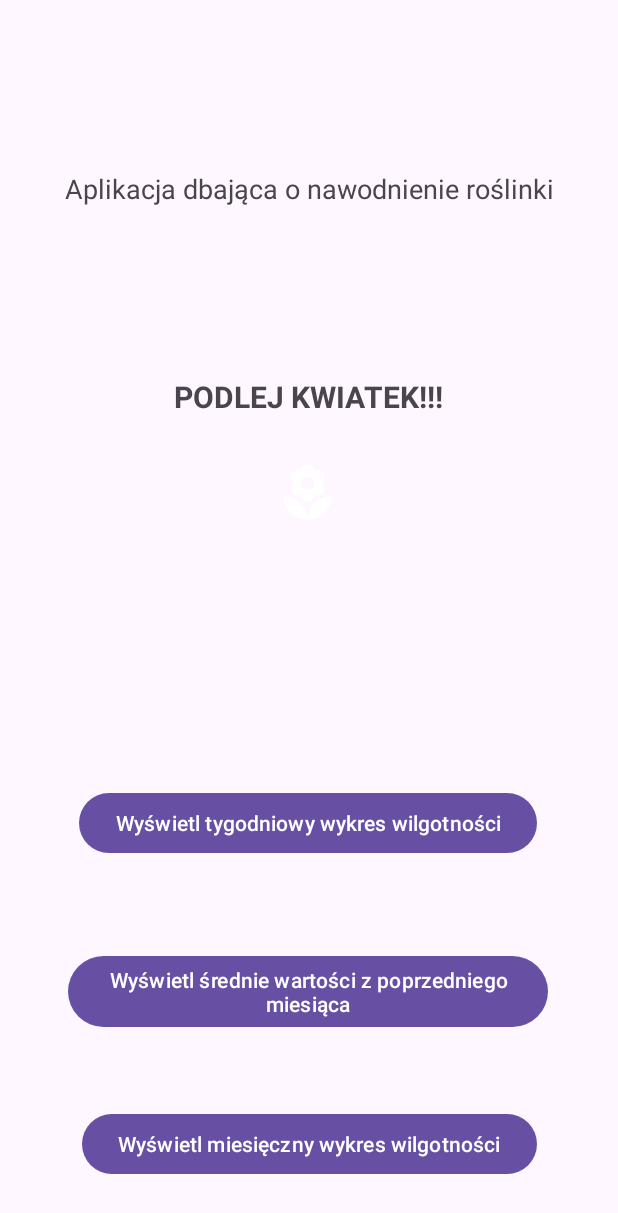
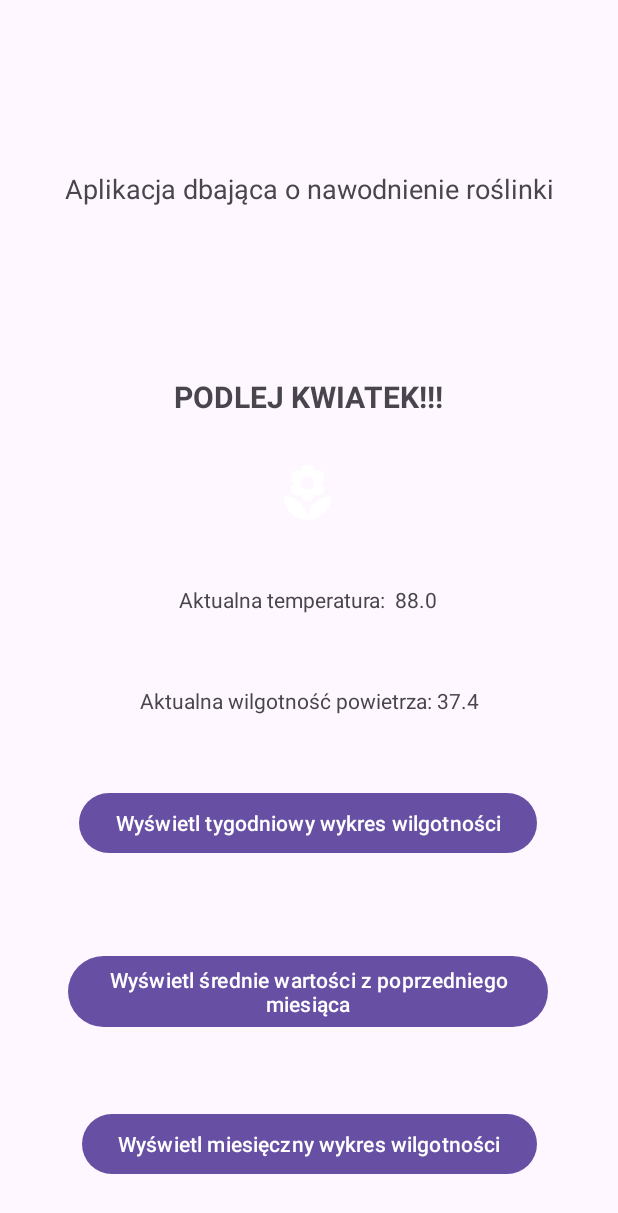
Before and after one commit to Sadeg02/ProjektRosliny, an Android app: the screen it shows after launch (MainActivity), on a phone screen of 412 x 824 dp. Shown: the top 1213 px of the screen. Run offline under Robolectric (Android 15) with nearby library versions, the phone set to English and light mode, and no system bars.

Commit message:
Actual data shown

```diff
--- a/app/src/main/java/com/example/roslinki/MainActivity.kt
+++ b/app/src/main/java/com/example/roslinki/MainActivity.kt
@@ -35,6 +35,8 @@ class MainActivity : AppCompatActivity() {
         // Pobierz referencję do TextView
         val textView: TextView = findViewById(R.id.cos)
         val flowerImageView: ImageView = findViewById(R.id.flowerImage)
+        val textView2: TextView = findViewById(R.id.textView2)
+        val textView3: TextView = findViewById(R.id.textView3)
 
         // Pobierz najnowsze dane z serwera
         val dateFormatter = SimpleDateFormat("yyyy-MM-dd", Locale.getDefault())
@@ -73,6 +75,10 @@ class MainActivity : AppCompatActivity() {
                             textView.text = textToShow
                         }
                     }
+                    val temperaturaText: String = "Aktualna temperatura:  $val1"
+                    textView2.text = temperaturaText
+                    val powietrzeText: String = "Aktualna wilgotność powietrza: $val2"
+                    textView3.text = powietrzeText
                 }
             }
 
@@ -86,6 +92,8 @@ class MainActivity : AppCompatActivity() {
             val lastData = sfabrykowaneDane.last()
             val values = lastData.substringAfter(": (").substringBefore(")").split(", ")
             val val3 = values[2].toDoubleOrNull()
+            val val2 = values[1].toDoubleOrNull()
+            val val1 = values[0].toDoubleOrNull()
 
             if (val3 != null) {
                 val textToShow = if (val3 < 60) {
@@ -100,6 +108,10 @@ class MainActivity : AppCompatActivity() {
                     textView.text = textToShow
                 }
             }
+            val temperaturaText: String = "Aktualna temperatura:  $val1"
+            textView2.text = temperaturaText
+            val powietrzeText: String = "Aktualna wilgotność powietrza: $val2"
+            textView3.text = powietrzeText
         }
 
 
--- a/app/src/main/res/layout/activity_main.xml
+++ b/app/src/main/res/layout/activity_main.xml
@@ -80,4 +80,26 @@
         app:layout_constraintStart_toStartOf="parent"
         app:layout_constraintTop_toTopOf="parent" />
 
+    <TextView
+        android:id="@+id/textView2"
+        android:layout_width="wrap_content"
+        android:layout_height="wrap_content"
+        android:text="TextView"
+        app:layout_constraintBottom_toTopOf="@+id/week_button"
+        app:layout_constraintEnd_toEndOf="parent"
+        app:layout_constraintHorizontal_bias="0.498"
+        app:layout_constraintStart_toStartOf="parent"
+        app:layout_constraintTop_toBottomOf="@+id/flowerImage"
+        app:layout_constraintVertical_bias="0.185" />
+
+    <TextView
+        android:id="@+id/textView3"
+        android:layout_width="wrap_content"
+        android:layout_height="wrap_content"
+        android:text="TextView"
+        app:layout_constraintBottom_toTopOf="@+id/week_button"
+        app:layout_constraintEnd_toEndOf="parent"
+        app:layout_constraintStart_toStartOf="parent"
+        app:layout_constraintTop_toBottomOf="@+id/textView2" />
+
 </androidx.constraintlayout.widget.ConstraintLayout>
```
